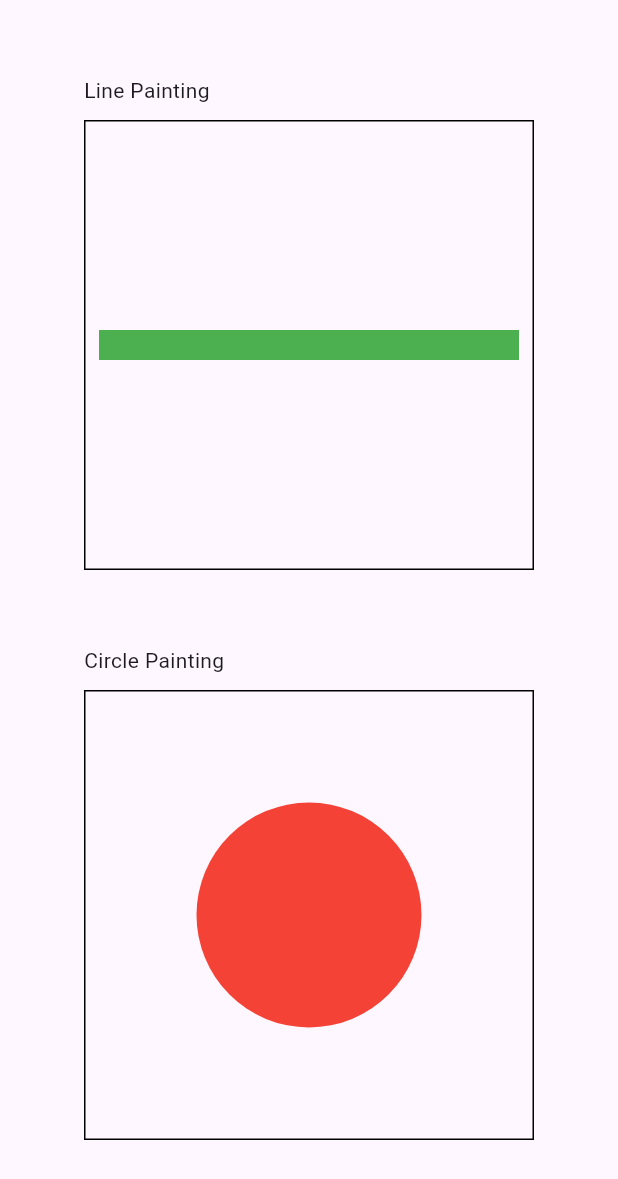
After one commit to mukeshbheel/testing_feature, a Flutter app: the CustomPaintingWidgets screen opened directly, on a phone screen of 412 x 824 dp. The commit adds this screen. Shown: the top 1179 px of the screen. Run offline on Flutter 3.47's test engine with Material 3 defaults, Android fonts, the phone set to English and light mode, and no system bars; our stand-ins replace accordion, fl_chart, get, location; missing offline and left inert: mappls_gl.

Commit message:
custom paint

```diff
--- /dev/null
+++ b/lib/features/custom_painting_widgets.dart
@@ -0,0 +1,91 @@
+import 'package:flutter/material.dart';
+
+class CustomPaintingWidgets extends StatelessWidget {
+  const CustomPaintingWidgets({super.key});
+
+  @override
+  Widget build(BuildContext context) {
+    return Scaffold(
+      body: SingleChildScrollView(
+        child: Container(
+          child: Center(
+            child: Column(
+              crossAxisAlignment: CrossAxisAlignment.start,
+              mainAxisSize: MainAxisSize.min,
+              children: [
+                const SizedBox(height: 50,),
+                const Text('Line Painting'),
+                const SizedBox(height: 10,),
+                CustomPaint(
+                  foregroundPainter: LinePainter(),
+                  child: Container(
+                    width: 300,
+                    height: 300,
+                    decoration: BoxDecoration(
+                      border: Border.all(color: Colors.black)
+                    ),
+                  ),
+                ),
+                const SizedBox(height: 50,),
+                const Text('Circle Painting'),
+                const SizedBox(height: 10,),
+                CustomPaint(
+                  foregroundPainter: CiclePainter(),
+                  child: Container(
+                    width: 300,
+                    height: 300,
+                    decoration: BoxDecoration(
+                        border: Border.all(color: Colors.black)
+                    ),
+                  ),
+                ),
+              ],
+            ),
+          ),
+        ),
+      ),
+    );
+  }
+}
+
+class LinePainter extends CustomPainter {
+  @override
+  void paint(Canvas canvas, Size size) {
+    // TODO: implement paint
+    var linearBrush = Paint()
+        ..color = Colors.green
+        ..strokeWidth = 20;
+
+    Offset start = Offset(10, size.height/2);
+    Offset end = Offset(size.width-10, size.height/2);
+
+    canvas.drawLine(start, end, linearBrush);
+
+  }
+
+  @override
+  bool shouldRepaint(covariant CustomPainter oldDelegate) {
+    // TODO: implement shouldRepaint
+    return false;
+  }
+
+}
+class CiclePainter extends CustomPainter {
+  @override
+  void paint(Canvas canvas, Size size) {
+    // TODO: implement paint
+    var circleBrush = Paint()
+        ..color = Colors.red
+        ..strokeWidth = 10;
+    Offset midPointOfCircle = Offset(size.width/2, size.height/2);
+
+    canvas.drawCircle(midPointOfCircle, size.height/4, circleBrush);
+  }
+
+  @override
+  bool shouldRepaint(covariant CustomPainter oldDelegate) {
+    // TODO: implement shouldRepaint
+    return false;
+  }
+
+}
--- a/lib/features_listing.dart
+++ b/lib/features_listing.dart
@@ -5,6 +5,8 @@ import 'package:testing/features/accordion_page.dart';
 import 'package:testing/features/fl_charts.dart';
 import 'package:testing/features/mapples_function.dart';
 import 'package:testing/features/oval_shadow.dart';
+
+import 'features/custom_painting_widgets.dart';
 
 class FeaturesListings extends StatelessWidget {
   FeaturesListings({super.key});
@@ -25,7 +27,11 @@ class FeaturesListings extends StatelessWidget {
     {
       'title': 'oval shadow',
       'screen': OvalShadow()
-    }
+    },
+    {
+      'title': 'Custom painting widgets',
+      'screen': CustomPaintingWidgets()
+    },
   ];
 
   @override
```
